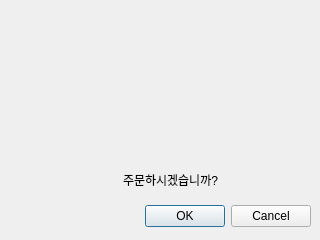
The window that Kiosk_final.ui (HaesungAhn0205/Kiosk_PyQt5) describes before a commit, drawn with Qt 5.
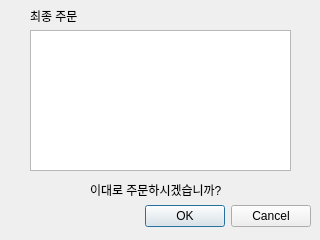
The same window after the commit.

Commit message: 최종 주문창 추가까지 완료 두번째 창에 주문 내역 들어가야함

Diff of the .ui file:
```diff
--- a/Kiosk_final.ui
+++ b/Kiosk_final.ui
@@ -29,20 +29,40 @@
     <set>QDialogButtonBox::Cancel|QDialogButtonBox::Ok</set>
    </property>
   </widget>
+  <widget class="QListWidget" name="listWidget">
+   <property name="geometry">
+    <rect>
+     <x>30</x>
+     <y>30</y>
+     <width>261</width>
+     <height>141</height>
+    </rect>
+   </property>
+  </widget>
   <widget class="QLabel" name="label">
    <property name="geometry">
     <rect>
-     <x>110</x>
-     <y>170</y>
-     <width>121</width>
+     <x>90</x>
+     <y>180</y>
+     <width>151</width>
      <height>20</height>
     </rect>
    </property>
    <property name="text">
-    <string>주문하시겠습니까?</string>
+    <string>이대로 주문하시겠습니까?</string>
    </property>
-   <property name="alignment">
-    <set>Qt::AlignCenter</set>
+  </widget>
+  <widget class="QLabel" name="label_2">
+   <property name="geometry">
+    <rect>
+     <x>30</x>
+     <y>10</y>
+     <width>56</width>
+     <height>12</height>
+    </rect>
+   </property>
+   <property name="text">
+    <string>최종 주문</string>
    </property>
   </widget>
  </widget>
```
Left out of the diff: 5 changed lines with no effect on the pictures. The commit also changes 2 other files.
